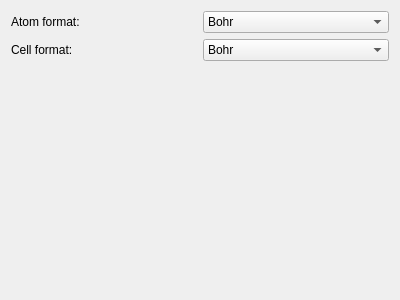
sgsaenger/vipster, file vipster/qt/configs/pwconfig.ui: the form before one commit.
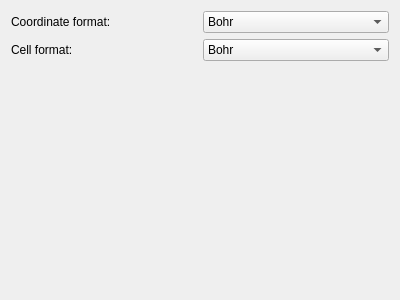
The form after the commit.

```diff
--- a/vipster/qt/configs/pwconfig.ui
+++ b/vipster/qt/configs/pwconfig.ui
@@ -72,7 +72,7 @@
    <item row="0" column="0">
     <widget class="QLabel" name="atomLabel">
      <property name="text">
-      <string>Atom format:</string>
+      <string>Coordinate format:</string>
      </property>
     </widget>
    </item>
```
